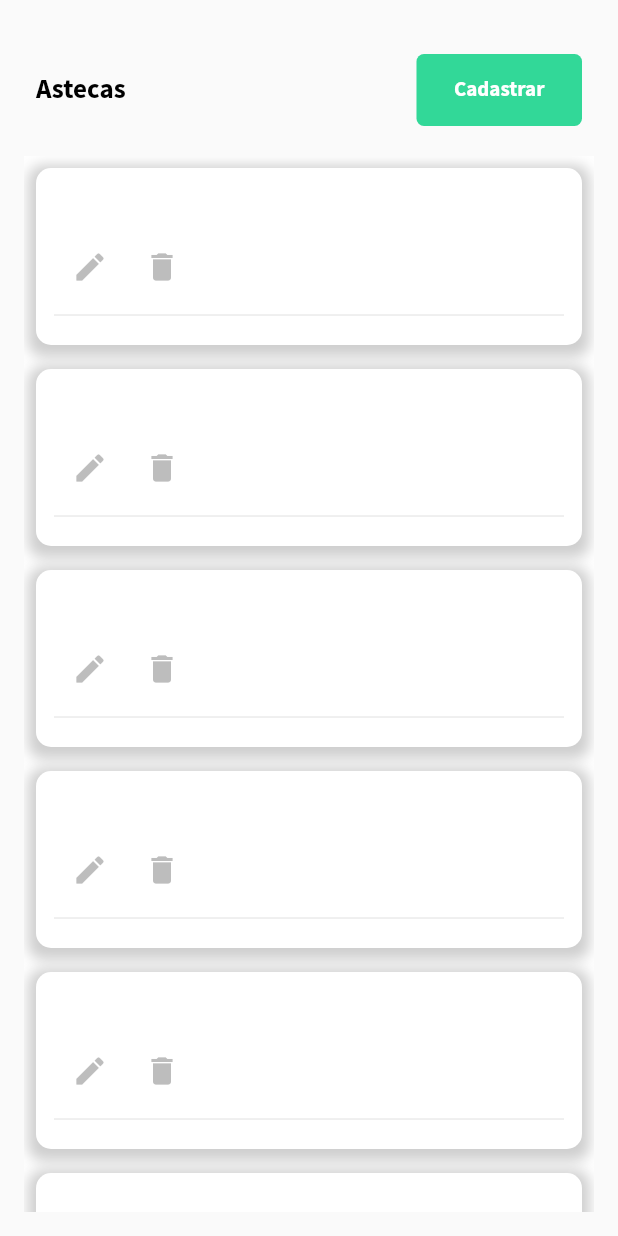
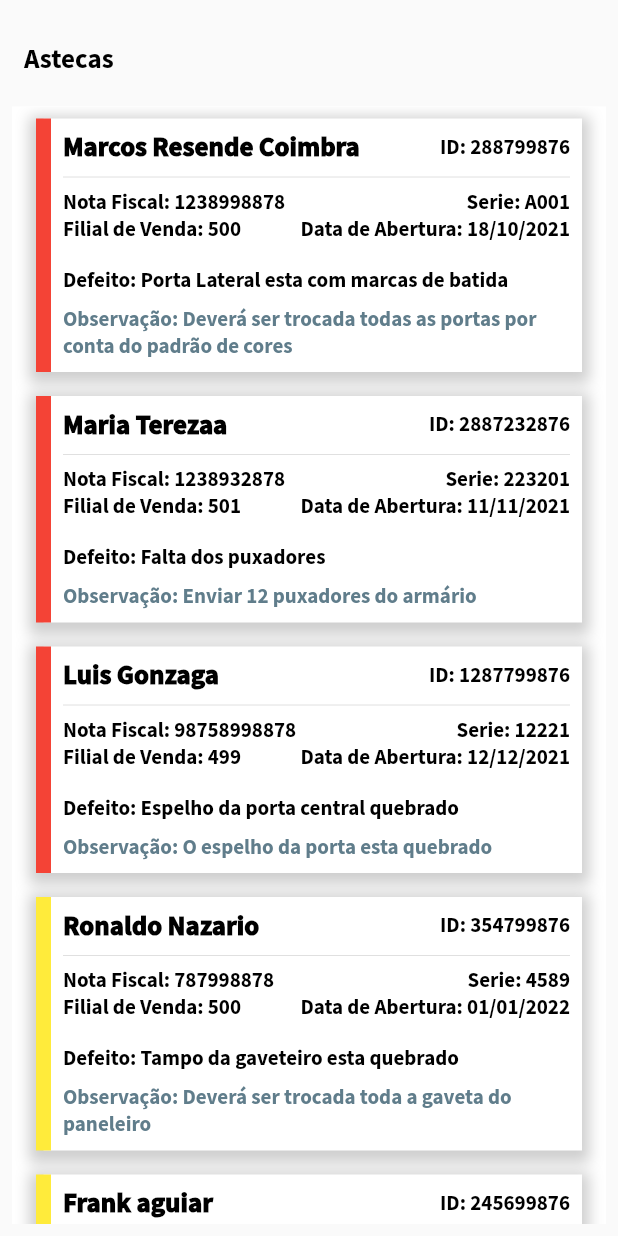
Before and after one commit to itismejao/gpp-flutter, a Flutter app: the AstecaListView widget shown alone on an empty page, opened directly, on a phone screen of 412 x 824 dp. Run offline on Flutter 3.47's test engine with Material 2 defaults, Android fonts, the light colour scheme and no system bars; our stand-ins replace basic_utils, flutter_dotenv, localstorage, shimmer; accounts and stored records are empty; network calls fail.

Commit message:
Lista de astecas fakes finalizada

```diff
--- a/lib/main.dart
+++ b/lib/main.dart
@@ -103,6 +103,7 @@ class _GppAppState extends State<GppApp> {
               const InputDecorationTheme(iconColor: Colors.grey)),
       onGenerateRoute: (settings) {
         // Handle '/'
+        //return MaterialPageRoute(builder: (context) => Scaffold(body: AstecaListView()));
         if (isAuthenticated()) {
           if (settings.name == '/') {
             return MaterialPageRoute(
--- a/lib/src/models/asteca_model.dart
+++ b/lib/src/models/asteca_model.dart
@@ -1,46 +1,50 @@
 class AstecaModel {
   int? id;
   String? name;
-  int? filialvenda;
-  int? notafiscal;
-  String? serie;
-  String? dataabertura;
-  String? defeito;
-  String? obs;
+  int? salebranch;
+  int? invoice;
+  String? series;
+  String? opendate;
+  String? defect;
+  String? note;
+  String? signal;
 
   AstecaModel(
       {this.id,
       this.name,
-      this.filialvenda,
-      this.notafiscal,
-      this.serie,
-      this.dataabertura,
-      this.defeito,
-      this.obs});
+      this.salebranch,
+      this.invoice,
+      this.series,
+      this.opendate,
+      this.defect,
+      this.note,
+      this.signal});
 
   factory AstecaModel.fromJson(Map<String, dynamic> json) {
     return AstecaModel(
         id: int.parse(json['id']),
-        name: json['description'],
-        filialvenda: int.parse(json['filialvenda']),
-        notafiscal: int.parse(json['notafiscal']),
-        serie: json['serie'],
-        dataabertura: json['dataabertura'],
-        defeito: json['defeito'],
-        obs: json['obs']);
+        name: json['name'],
+        salebranch: int.parse(json['salebranch']),
+        invoice: int.parse(json['invoice']),
+        series: json['series'],
+        opendate: json['opendate'],
+        defect: json['defect'],
+        note: json['note'],
+        signal: json['signal']
+    );
   }
 
   Map<String, dynamic> toJson() {
     final Map<String, dynamic> data = <String, dynamic>{};
     data['id'] = id;
     data['name'] = name;
-    data['filialvenda'] = filialvenda;
-    data['notafiscal'] = notafiscal;
-    data['serie'] = serie;
-    data['dataabertura'] = dataabertura;
-    data['defeito'] = defeito;
-    data['obs'] = obs;
-
+    data['salebranch'] = salebranch;
+    data['invoice'] = invoice;
+    data['series'] = series;
+    data['opendate'] = opendate;
+    data['defect'] = defect;
+    data['note'] = note;
+    data['signal'] = signal;
     return data;
   }
 }
--- a/lib/src/repositories/astecas_repository.dart
+++ b/lib/src/repositories/astecas_repository.dart
@@ -37,82 +37,90 @@ class AstecaRepository {
         {
             "id": "288799876",
             "name": "Marcos Resende Coimbra",
-            "filialvenda": "500",
-            "notafiscal": "1238998878",
-            "serie": "A001",
-            "dataabertura": "18/10/2021",
-            "defeito": "Porta Lateral esta com marcas de batida",
-            "obs": "Deverá ser trocada todas as portas por conta do padrão de cores"
+            "salebranch": "500",
+            "invoice": "1238998878",
+            "series": "A001",
+            "opendate": "18/10/2021",
+            "defect": "Porta Lateral esta com marcas de batida",
+            "note": "Deverá ser trocada todas as portas por conta do padrão de cores",
+            "signal": "red"
         },
         {
             "id": "2887232876",
             "name": "Maria Terezaa",
-            "filialvenda": "501",
-            "notafiscal": "1238932878",
-            "serie": "223201",
-            "dataabertura": "11/11/2021",
-            "defeito": "Falta dos puxadores",
-            "obs": "Enviar 12 puxadores do armário"
+            "salebranch": "501",
+            "invoice": "1238932878",
+            "series": "223201",
+            "opendate": "11/11/2021",
+            "defect": "Falta dos puxadores",
+            "note": "Enviar 12 puxadores do armário",
+            "signal": "red"
         },
         {
             "id": "1287799876",
             "name": "Luis Gonzaga",
-            "filialvenda": "499",
-            "notafiscal": "98758998878",
-            "serie": "12221",
-            "dataabertura": "12/12/2021",
-            "defeito": "Espelho da porta central quebrado",
-            "obs": "O espelho da porta esta quebrado"
+            "salebranch": "499",
+            "invoice": "98758998878",
+            "series": "12221",
+            "opendate": "12/12/2021",
+            "defect": "Espelho da porta central quebrado",
+            "note": "O espelho da porta esta quebrado",
+            "signal": "red"
         },
         {
             "id": "354799876",
             "name": "Ronaldo Nazario",
-            "filialvenda": "500",
-            "notafiscal": "787998878",
-            "serie": "4589",
-            "dataabertura": "01/01/2022",
-            "defeito": "Tampo da gaveteiro esta quebrado",
-            "obs": "Deverá ser trocada toda a gaveta do paneleiro"
+            "salebranch": "500",
+            "invoice": "787998878",
+            "series": "4589",
+            "opendate": "01/01/2022",
+            "defect": "Tampo da gaveteiro esta quebrado",
+            "note": "Deverá ser trocada toda a gaveta do paneleiro",
+            "signal": "yellow"
         },
         {
             "id": "245699876",
             "name": "Frank aguiar",
-            "filialvenda": "500",
-            "notafiscal": "2658998878",
-            "serie": "1201",
-            "dataabertura": "04/01/2022",
-            "defeito": "Fundo do armario esta menor do que o tamanho do armario",
-            "obs": "Deverá ser trocada o fundo integral"
+            "salebranch": "500",
+            "invoice": "2658998878",
+            "series": "1201",
+            "opendate": "04/01/2022",
+            "defect": "Fundo do armario esta menor do que o tamanho do armario",
+            "note": "Deverá ser trocada o fundo integral",
+            "signal": "yellow"
         },
         {
             "id": "988377676",
             "name": "Luiz figo",
-            "filialvenda": "501",
-            "notafiscal": "9775565878",
-            "serie": "9676",
-            "dataabertura": "09/01/2022",
-            "defeito": "O estrado da Cama esta com farpas ponte agudas que furam o colchão",
-            "obs": "Estrado deverá ser trocado"
+            "salebranch": "501",
+            "invoice": "9775565878",
+            "series": "9676",
+            "opendate": "03/01/2022",
+            "defect": "O estrado da Cama esta com farpas ponte agudas que furam o colchão",
+            "note": "Estrado deverá ser trocado",
+            "signal": "yellow"
         },
         {
             "id": "546659876",
             "name": "Arthur Antunes Coimbra",
-            "filialvenda": "499",
-            "notafiscal": "655665678",
-            "serie": "A003",
-            "dataabertura": "12/01/2022",
-            "defeito": "Porta Esquerda Empenada",
-            "obs": "Deverá ser trocada "
+            "salebranch": "499",
+            "invoice": "655665678",
+            "series": "A003",
+            "opendate": "12/01/2022",
+            "defect": "Porta Esquerda Empenada",
+            "note": "Deverá ser trocada ",
+            "signal": "green"
         },
         {
            "id": "268759876",
             "name": "Amarildo Luiz",
-            "filialvenda": "500",
-            "notafiscal": "900912878",
-            "serie": "2201",
-            "dataabertura": "18/01/2022",
-            "defeito": "Porta Lateral esta empenada",
-            "obs": "Deverá ser trocada todas as portas por conta do encaixe do movel"
+            "salebranch": "500",
+            "invoice": "900912878",
+            "series": "2201",
+            "opendate": "18/01/2022",
+            "defect": "Porta Lateral esta empenada",
+            "note": "Deverá ser trocada todas as portas por conta do encaixe do movel",
+            "signal": "green"
         }
     ]
 ]''';
--- a/lib/src/views/astecas/asteca_list_view.dart
+++ b/lib/src/views/astecas/asteca_list_view.dart
@@ -54,22 +54,6 @@ class _AstecaListViewState extends State<AstecaListView> {
     }
   }
 
-  handleEdit(context, AstecaModel Asteca) async {
-    // bool? isEdit = await showDialog(
-    //     context: context,
-    //     builder: (context) {
-    //       return AlertDialog(actions: <Widget>[
-    //         AstecaFormView(
-    //           Asteca: asteca,
-    //         )
-    //       ]);
-    //     });
-
-    // if (isEdit != null && isEdit) {
-    //   changeAstecas();
-    // }
-  }
-
   handleDelete(context, AstecaModel asteca) async {
     NotifyController notify = NotifyController(context: context);
     try {
@@ -104,38 +88,11 @@ class _AstecaListViewState extends State<AstecaListView> {
               });
         }
 
-        return Padding(
-          padding: const EdgeInsets.all(16.0),
-          child: Column(
+        return Column(
           children: [
             Padding(
-                padding: const EdgeInsets.all(16.0),
-                child: Row(
-                  mainAxisAlignment: MainAxisAlignment.spaceBetween,
-                  children: [
-                    Expanded(
-                        child: Text('astecao',
-                            style: textStyle(
-                                color: Colors.grey.shade400,
-                                fontWeight: FontWeight.w700))),
-                    Expanded(
-                      child: Center(
-                          child: Text('Status',
-                              style: textStyle(
-                                  color: Colors.grey.shade400,
-                                  fontWeight: FontWeight.w700))),
+              padding: const EdgeInsets.all(2.0),
             ),
-                    Expanded(
-                      child: Center(
-                          child: Text('Ação',
-                              style: textStyle(
-                                  color: Colors.grey.shade400,
-                                  fontWeight: FontWeight.w700))),
-                    )
-                  ],
-                ),
-              ),
-              Divider(),
             Expanded(
               child: ListView.builder(
                   itemCount: astecas.length,
@@ -144,7 +101,6 @@ class _AstecaListViewState extends State<AstecaListView> {
                   }),
             )
           ],
-          ),
         );
       },
     );
@@ -157,16 +113,10 @@ class _AstecaListViewState extends State<AstecaListView> {
     return LayoutBuilder(
       builder: (context, constraints) {
         if (_responsive.isMobile(constraints.maxWidth)) {
-          return Padding(
-            padding: const EdgeInsets.all(8.0),
-            child: Container(
+          return Container(
+            margin: EdgeInsets.symmetric(vertical: 8.0, horizontal: 16),
             decoration: BoxDecoration(
               color: Colors.white,
-                borderRadius: BorderRadius.only(
-                    topLeft: Radius.circular(10),
-                    topRight: Radius.circular(10),
-                    bottomLeft: Radius.circular(10),
-                    bottomRight: Radius.circular(10)),
               boxShadow: [
                 BoxShadow(
                   color: Colors.grey.withOpacity(0.5),
@@ -175,110 +125,241 @@ class _AstecaListViewState extends State<AstecaListView> {
                   offset: Offset(0, 3), // changes position of shadow
                 ),
               ],
+              border: Border(
+                left: BorderSide(
+                  color: asteca[index].signal == "red"
+                      ? Colors.red
+                      : asteca[index].signal == "yellow"
+                          ? Colors.yellow
+                          : Colors.green,
+                  width: 10.0,
+                ),
+              ),
             ),
             child: Padding(
-                padding: const EdgeInsets.all(12.0),
+              padding: const EdgeInsets.all(8.0),
               child: Column(
                 children: [
                   Row(
+                    mainAxisAlignment: MainAxisAlignment.spaceBetween,
                     children: [
-                        Text(
-                          asteca[index].name ?? '',
-                          style: textStyle(fontWeight: FontWeight.bold),
+                      Expanded(
+                        child: Text(
+                          asteca[index].name!,
+                          style: textStyle(
+                              color: Colors.black, fontWeight: FontWeight.w900, fontSize: 18.0),
+                        ),
+                      ),
+                      Align(
+                        alignment: Alignment.centerLeft,
+                        child: Text(
+                          'ID: ' + asteca[index].id.toString(),
+                          style: textStyle(
+                              color: Colors.black, fontWeight: FontWeight.w700),
+                        ),
                       ),
                     ],
                   ),
-                    SizedBox(
-                      height: 12,
+                  Divider(),
+                  Row(
+                    mainAxisAlignment: MainAxisAlignment.spaceBetween,
+                    children: [
+                      Expanded(
+                        child: Text('Nota Fiscal: '+
+                            asteca[index].invoice.toString(),
+                          style: textStyle(
+                              color: Colors.black, fontWeight: FontWeight.w700),
+                        ),
+                      ),
+                      Align(
+                        alignment: Alignment.centerLeft,
+                        child: Text(
+                          'Serie: ' + asteca[index].series.toString(),
+                          style: textStyle(
+                              color: Colors.black, fontWeight: FontWeight.w700),
+                        ),
+                      ),
+
+                    ],
                   ),
                   Row(
                     mainAxisAlignment: MainAxisAlignment.spaceBetween,
                     children: [
-                      //  _buildStatus(asteca[index].active!),
+                      Expanded(
+                        child: Text('Filial de Venda: '+
+                            asteca[index].salebranch.toString(),
+                          style: textStyle(
+                              color: Colors.black, fontWeight: FontWeight.w700),
+                        ),
+                      ),
+                      Align(
+                        alignment: Alignment.centerLeft,
+                        child: Text(
+                          'Data de Abertura: ' + asteca[index].opendate.toString(),
+                          style: textStyle(
+                              color: Colors.black, fontWeight: FontWeight.w700),
+                        ),
+                      ),
+
+                    ],
+                  ),
+                  Padding(padding: const EdgeInsets.all(8.0)),
                   Row(
+                    mainAxisAlignment: MainAxisAlignment.spaceBetween,
                     children: [
-                            IconButton(
-                              icon: Icon(
-                                Icons.edit,
-                                color: Colors.grey.shade400,
+                      Expanded(
+                        child: Text('Defeito: '+
+                            asteca[index].defect.toString(),
+                          style: textStyle(
+                              color: Colors.black, fontWeight: FontWeight.w700),
                         ),
-                              onPressed: () => {
-                                Navigator.pushNamed(
-                                    context,
-                                    '/astecas/' +
-                                        asteca[index].id.toString())
-
-                                //  handleEdit(context, asteca[index]),
-                              },
                       ),
-                            IconButton(
-                              icon: Icon(
-                                Icons.delete,
-                                color: Colors.grey.shade400,
+                    ],
                   ),
-                              onPressed: () =>
-                                  handleDelete(context, asteca[index]),
+                  Padding(padding: const EdgeInsets.all(4.0)),
+                  Row(
+                    mainAxisAlignment: MainAxisAlignment.spaceBetween,
+                    children: [
+                      Expanded(
+                        child: Text('Observação: '+
+                            asteca[index].note.toString(),
+                          style: textStyle(
+                              color: Colors.blueGrey, fontWeight: FontWeight.w700),
+                        ),
                       ),
                     ],
                   ),
                 ],
-                    ),
-                    Divider()
-                  ],
-                ),
               ),
             ),
           );
         }
 
         return Container(
-          color: (index % 2) == 0 ? Colors.white : Colors.grey.shade50,
+          margin: EdgeInsets.symmetric(vertical: 8.0, horizontal: 16),
+          decoration: BoxDecoration(
+            color: Colors.white,
+            boxShadow: [
+              BoxShadow(
+                color: Colors.grey.withOpacity(0.5),
+                spreadRadius: 0,
+                blurRadius: 9,
+                offset: Offset(0, 5), // changes position of shadow
+              ),
+            ],
+            border: Border(
+              left: BorderSide(
+                color: asteca[index].signal == "red"
+                    ? Colors.red
+                    : asteca[index].signal == "yellow"
+                        ? Colors.yellow
+                        : Colors.green,
+                width: 20.0,
+              ),
+            ),
+          ),
           child: Padding(
-            padding: const EdgeInsets.symmetric(vertical: 8.0, horizontal: 16),
-            child: Row(
+            padding: const EdgeInsets.all(8.0),
+            child: Column(
+              children: [
+                Row(
                   mainAxisAlignment: MainAxisAlignment.spaceBetween,
                   children: [
                     Expanded(
                       child: Text(
                         asteca[index].name!,
                         style: textStyle(
+                            color: Colors.black, fontWeight: FontWeight.w900, fontSize: 18.0),
+                      ),
+                    ),
+                    Spacer(flex: 1),
+                    Expanded(
+                      child: Align(
+                        alignment: Alignment.centerLeft,
+                        child: Text(
+                          'ID: ' + asteca[index].id.toString(),
+                          style: textStyle(
                               color: Colors.black, fontWeight: FontWeight.w700),
                         ),
                       ),
-                Expanded(
-                    child: Row(
-                  mainAxisAlignment: MainAxisAlignment.center,
-                  children: [
-                    //_buildStatus(asteca[index].active!),
-                  ],
-                )),
-                Expanded(
-                  child: Row(
-                    mainAxisAlignment: MainAxisAlignment.center,
-                    children: [
-                      IconButton(
-                          icon: Icon(
-                            Icons.edit,
-                            color: Colors.grey.shade400,
-                          ),
-                          onPressed: () {
-                            Navigator.pushNamed(
-                                context,
-                                '/astecas/' +
-                                    asteca[index].id.toString());
-                          }
-                          //handleEdit(context, asteca[index]),
-                          ),
-                      IconButton(
-                        icon: Icon(
-                          Icons.delete,
-                          color: Colors.grey.shade400,
-                        ),
-                        onPressed: () =>
-                            handleDelete(context, asteca[index]),
                     ),
                   ],
                 ),
+                Divider(),
+                Row(
+                  mainAxisAlignment: MainAxisAlignment.spaceBetween,
+                  children: [
+                    Expanded(
+                      child: Text('Nota Fiscal: '+
+                        asteca[index].invoice.toString(),
+                        style: textStyle(
+                            color: Colors.black, fontWeight: FontWeight.w700),
+                      ),
+                    ),
+                    Spacer(flex: 1),
+                    Expanded(
+                      child: Align(
+                        alignment: Alignment.centerLeft,
+                        child: Text(
+                          'Serie: ' + asteca[index].series.toString(),
+                          style: textStyle(
+                              color: Colors.black, fontWeight: FontWeight.w700),
+                        ),
+                      ),
+                    ),
+
+                  ],
+                ),
+                Row(
+                  mainAxisAlignment: MainAxisAlignment.spaceBetween,
+                  children: [
+                    Expanded(
+                      child: Text('Filial de Venda: '+
+                          asteca[index].salebranch.toString(),
+                        style: textStyle(
+                            color: Colors.black, fontWeight: FontWeight.w700),
+                      ),
+                    ),
+                    Spacer(flex: 1),
+                    Expanded(
+                      child: Align(
+                        alignment: Alignment.centerLeft,
+                        child: Text(
+                          'Data de Abertura: ' + asteca[index].opendate.toString(),
+                          style: textStyle(
+                              color: Colors.black, fontWeight: FontWeight.w700),
+                        ),
+                      ),
+                    ),
+
+                  ],
+                ),
+                Padding(padding: const EdgeInsets.all(8.0)),
+                Row(
+                  mainAxisAlignment: MainAxisAlignment.spaceBetween,
+                  children: [
+                    Expanded(
+                      child: Text('Defeito: '+
+                          asteca[index].defect.toString(),
+                        style: textStyle(
+                            color: Colors.black, fontWeight: FontWeight.w700),
+                      ),
+                    ),
+                  ],
+                ),
+                Padding(padding: const EdgeInsets.all(4.0)),
+                Row(
+                  mainAxisAlignment: MainAxisAlignment.spaceBetween,
+                  children: [
+                    Expanded(
+                      child: Text('Observação: '+
+                          asteca[index].note.toString(),
+                        style: textStyle(
+                            color: Colors.blueGrey, fontWeight: FontWeight.w700),
+                      ),
+                    ),
+
+                  ],
                 ),
               ],
             ),
@@ -286,47 +367,6 @@ class _AstecaListViewState extends State<AstecaListView> {
         );
       },
     );
-  }
-
-  Container _buildStatus(bool status) {
-    print(status);
-    if (status) {
-      return Container(
-        height: 20,
-        width: 60,
-        decoration: BoxDecoration(
-          color: secundaryColor,
-          borderRadius: BorderRadius.all(
-              Radius.circular(10.0) //                 <--- border radius here
-              ),
-        ),
-        child: Center(
-          child: Text(
-            "Ativo",
-            style: textStyle(
-                fontSize: 12, color: Colors.white, fontWeight: FontWeight.w700),
-          ),
-        ),
-      );
-    } else {
-      return Container(
-        height: 20,
-        width: 60,
-        decoration: BoxDecoration(
-          color: Colors.red,
-          borderRadius: BorderRadius.all(
-              Radius.circular(10.0) //                 <--- border radius here
-              ),
-        ),
-        child: Center(
-          child: Text(
-            "Inativo",
-            style: textStyle(
-                fontSize: 12, color: Colors.white, fontWeight: FontWeight.w700),
-          ),
-        ),
-      );
-    }
   }
 
   Widget _buildAstecas() {
@@ -343,7 +383,7 @@ class _AstecaListViewState extends State<AstecaListView> {
   @override
   Widget build(BuildContext context) {
     return Padding(
-      padding: const EdgeInsets.all(16.0),
+      padding: const EdgeInsets.all(8.0),
       child: Column(
         children: [
           Padding(
@@ -351,42 +391,17 @@ class _AstecaListViewState extends State<AstecaListView> {
             child: Row(
               mainAxisAlignment: MainAxisAlignment.spaceBetween,
               children: <Widget>[
-                Text('Astecas',
+                Text(
+                  'Astecas',
                   style: textStyle(
                       fontSize: 18,
                       color: Colors.black,
-                        fontWeight: FontWeight.w700)),
-                GestureDetector(
-                  onTap: () {
-                    Navigator.pushNamed(context, '/asteca/register');
-                  },
-                  child: Container(
-                    decoration: BoxDecoration(
-                        color: secundaryColor,
-                        borderRadius: BorderRadius.circular(5)),
-                    child: Padding(
-                      padding: const EdgeInsets.only(
-                          top: 15, left: 25, bottom: 15, right: 25),
-                      child: Text(
-                        "Cadastrar",
-                        style: TextStyle(
-                            color: Colors.white, fontWeight: FontWeight.bold),
+                      fontWeight: FontWeight.w700),
                 ),
-                    ),
-                  ),
-                ),
-
-                // ButtonPrimaryComponent(
-                //     onPressed: () => handleCreate(context), text: "Cadastrar")
               ],
             ),
           ),
           Expanded(child: _buildAstecas())
-
-          // _buildFilterUsers(),
-          // Expanded(
-          //   child: stateManager(),
-          // )
         ],
       ),
     );
```
Also changed, not shown: 1 other file. Lines whose indentation alone changed are shown as unchanged.
